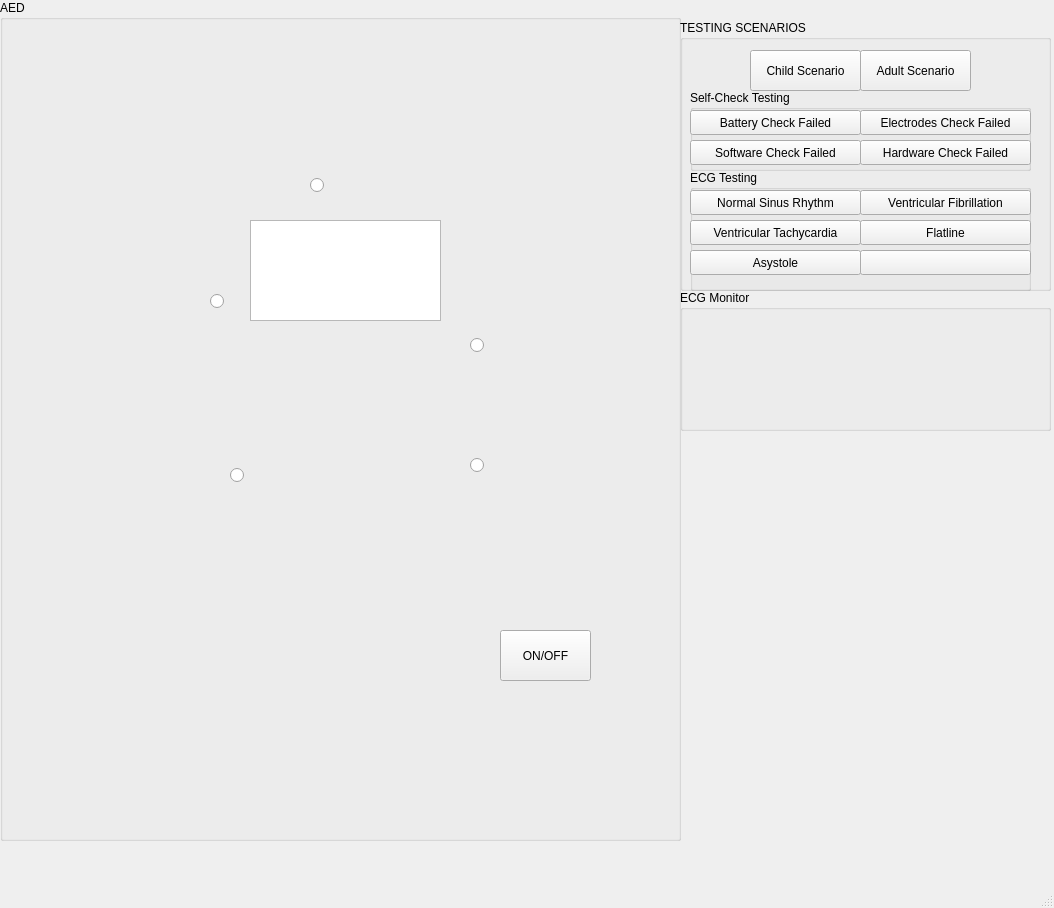
Qt form FinalProject/mainwindow.ui (gksaurabh/COMP3004-FinalProject) before a commit.
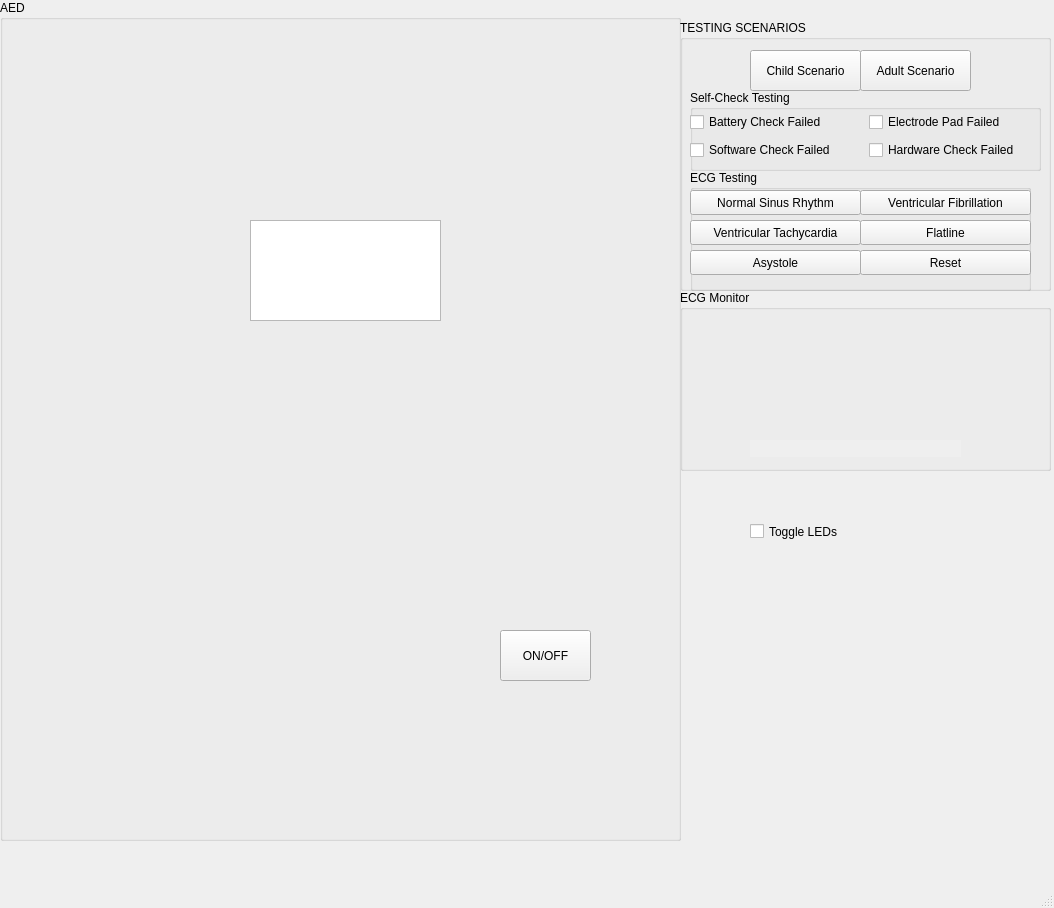
The same form after that commit. Icons and pictures are not drawn. Custom widgets are drawn as their Qt base class.

Commit message: added checkbox feature and finetuned LED Lights

Patch:
```diff
--- a/FinalProject/mainwindow.ui
+++ b/FinalProject/mainwindow.ui
@@ -55,71 +55,6 @@
       </rect>
      </property>
     </widget>
-    <widget class="QRadioButton" name="radioButton">
-     <property name="geometry">
-      <rect>
-       <x>210</x>
-       <y>290</y>
-       <width>16</width>
-       <height>23</height>
-      </rect>
-     </property>
-     <property name="text">
-      <string/>
-     </property>
-    </widget>
-    <widget class="QRadioButton" name="radioButton_2">
-     <property name="geometry">
-      <rect>
-       <x>310</x>
-       <y>170</y>
-       <width>31</width>
-       <height>31</height>
-      </rect>
-     </property>
-     <property name="text">
-      <string/>
-     </property>
-    </widget>
-    <widget class="QRadioButton" name="radioButton_3">
-     <property name="geometry">
-      <rect>
-       <x>470</x>
-       <y>330</y>
-       <width>16</width>
-       <height>31</height>
-      </rect>
-     </property>
-     <property name="text">
-      <string/>
-     </property>
-    </widget>
-    <widget class="QRadioButton" name="radioButton_4">
-     <property name="geometry">
-      <rect>
-       <x>470</x>
-       <y>450</y>
-       <width>16</width>
-       <height>31</height>
-      </rect>
-     </property>
-     <property name="text">
-      <string/>
-     </property>
-    </widget>
-    <widget class="QRadioButton" name="radioButton_5">
-     <property name="geometry">
-      <rect>
-       <x>230</x>
-       <y>460</y>
-       <width>16</width>
-       <height>31</height>
-      </rect>
-     </property>
-     <property name="text">
-      <string/>
-     </property>
-    </widget>
     <widget class="QPushButton" name="pushButton_6">
      <property name="geometry">
       <rect>
@@ -133,16 +68,65 @@
       <string>ON/OFF</string>
      </property>
     </widget>
-    <widget class="QWidget" name="verticalLayoutWidget_2">
+    <widget class="LedWidget" name="callLight" native="true">
      <property name="geometry">
       <rect>
-       <x>330</x>
-       <y>360</y>
-       <width>41</width>
+       <x>303</x>
+       <y>173</y>
+       <width>31</width>
        <height>31</height>
       </rect>
      </property>
-     <layout class="QVBoxLayout" name="heartLED"/>
+    </widget>
+    <widget class="LedWidget" name="padLight" native="true">
+     <property name="geometry">
+      <rect>
+       <x>463</x>
+       <y>333</y>
+       <width>31</width>
+       <height>31</height>
+      </rect>
+     </property>
+    </widget>
+    <widget class="LedWidget" name="okLight" native="true">
+     <property name="geometry">
+      <rect>
+       <x>206</x>
+       <y>289</y>
+       <width>31</width>
+       <height>31</height>
+      </rect>
+     </property>
+    </widget>
+    <widget class="LedWidget" name="shockLight" native="true">
+     <property name="geometry">
+      <rect>
+       <x>465</x>
+       <y>448</y>
+       <width>31</width>
+       <height>31</height>
+      </rect>
+     </property>
+    </widget>
+    <widget class="LedWidget" name="cprLight" native="true">
+     <property name="geometry">
+      <rect>
+       <x>223</x>
+       <y>464</y>
+       <width>31</width>
+       <height>31</height>
+      </rect>
+     </property>
+    </widget>
+    <widget class="LedWidget" name="heartLight" native="true">
+     <property name="geometry">
+      <rect>
+       <x>335</x>
+       <y>361</y>
+       <width>31</width>
+       <height>31</height>
+      </rect>
+     </property>
     </widget>
    </widget>
    <widget class="QGroupBox" name="groupBox_2">
@@ -244,7 +228,7 @@
        </rect>
       </property>
       <property name="text">
-       <string/>
+       <string>Reset</string>
       </property>
      </widget>
     </widget>
@@ -253,64 +237,52 @@
       <rect>
        <x>10</x>
        <y>70</y>
-       <width>341</width>
+       <width>351</width>
        <height>81</height>
       </rect>
      </property>
      <property name="title">
       <string>Self-Check Testing</string>
      </property>
-     <widget class="QPushButton" name="pushButton_12">
+     <widget class="QWidget" name="">
       <property name="geometry">
        <rect>
         <x>0</x>
         <y>20</y>
-        <width>171</width>
-        <height>25</height>
+        <width>351</width>
+        <height>54</height>
        </rect>
       </property>
-      <property name="text">
-       <string>Battery Check Failed</string>
-      </property>
-     </widget>
-     <widget class="QPushButton" name="pushButton_13">
-      <property name="geometry">
-       <rect>
-        <x>0</x>
-        <y>50</y>
-        <width>171</width>
-        <height>25</height>
-       </rect>
-      </property>
-      <property name="text">
-       <string>Software Check Failed</string>
-      </property>
-     </widget>
-     <widget class="QPushButton" name="pushButton_14">
-      <property name="geometry">
-       <rect>
-        <x>170</x>
-        <y>20</y>
-        <width>171</width>
-        <height>25</height>
-       </rect>
-      </property>
-      <property name="text">
-       <string>Electrodes Check Failed</string>
-      </property>
-     </widget>
-     <widget class="QPushButton" name="pushButton_15">
-      <property name="geometry">
-       <rect>
-        <x>170</x>
-        <y>50</y>
-        <width>171</width>
-        <height>25</height>
-       </rect>
-      </property>
-      <property name="text">
-       <string>Hardware Check Failed</string>
-      </property>
+      <layout class="QGridLayout" name="gridLayout">
+       <item row="0" column="0">
+        <widget class="QCheckBox" name="battery_ST">
+         <property name="text">
+          <string>Battery Check Failed</string>
+         </property>
+        </widget>
+       </item>
+       <item row="0" column="1">
+        <widget class="QCheckBox" name="electrode_ST">
+         <property name="text">
+          <string>Electrode Pad Failed</string>
+         </property>
+        </widget>
+       </item>
+       <item row="1" column="0">
+        <widget class="QCheckBox" name="software_ST">
+         <property name="text">
+          <string>Software Check Failed</string>
+         </property>
+        </widget>
+       </item>
+       <item row="1" column="1">
+        <widget class="QCheckBox" name="hardware_ST">
+         <property name="text">
+          <string>Hardware Check Failed</string>
+         </property>
+        </widget>
+       </item>
+      </layout>
      </widget>
     </widget>
     <widget class="QPushButton" name="pushButton">
@@ -346,7 +318,7 @@
       <x>680</x>
       <y>290</y>
       <width>371</width>
-      <height>141</height>
+      <height>181</height>
      </rect>
     </property>
     <property name="title">
@@ -363,6 +335,44 @@
      </property>
      <layout class="QVBoxLayout" name="ecgLayout"/>
     </widget>
+    <widget class="QLabel" name="ecgGraphLabel">
+     <property name="geometry">
+      <rect>
+       <x>70</x>
+       <y>150</y>
+       <width>211</width>
+       <height>17</height>
+      </rect>
+     </property>
+     <property name="font">
+      <font>
+       <family>DejaVu Sans</family>
+       <pointsize>13</pointsize>
+      </font>
+     </property>
+     <property name="autoFillBackground">
+      <bool>true</bool>
+     </property>
+     <property name="text">
+      <string/>
+     </property>
+     <property name="alignment">
+      <set>Qt::AlignCenter</set>
+     </property>
+    </widget>
+   </widget>
+   <widget class="QCheckBox" name="toggleLEDs">
+    <property name="geometry">
+     <rect>
+      <x>750</x>
+      <y>520</y>
+      <width>90</width>
+      <height>23</height>
+     </rect>
+    </property>
+    <property name="text">
+     <string>Toggle LEDs</string>
+    </property>
    </widget>
   </widget>
   <widget class="QMenuBar" name="menubar">
@@ -377,6 +387,14 @@
   </widget>
   <widget class="QStatusBar" name="statusbar"/>
  </widget>
+ <customwidgets>
+  <customwidget>
+   <class>LedWidget</class>
+   <extends>QWidget</extends>
+   <header>ledwidget.h</header>
+   <container>1</container>
+  </customwidget>
+ </customwidgets>
  <resources/>
  <connections/>
 </ui>
```
Left out of the diff: 4 changed lines with no effect on the pictures. The commit also changes 2 other files.
